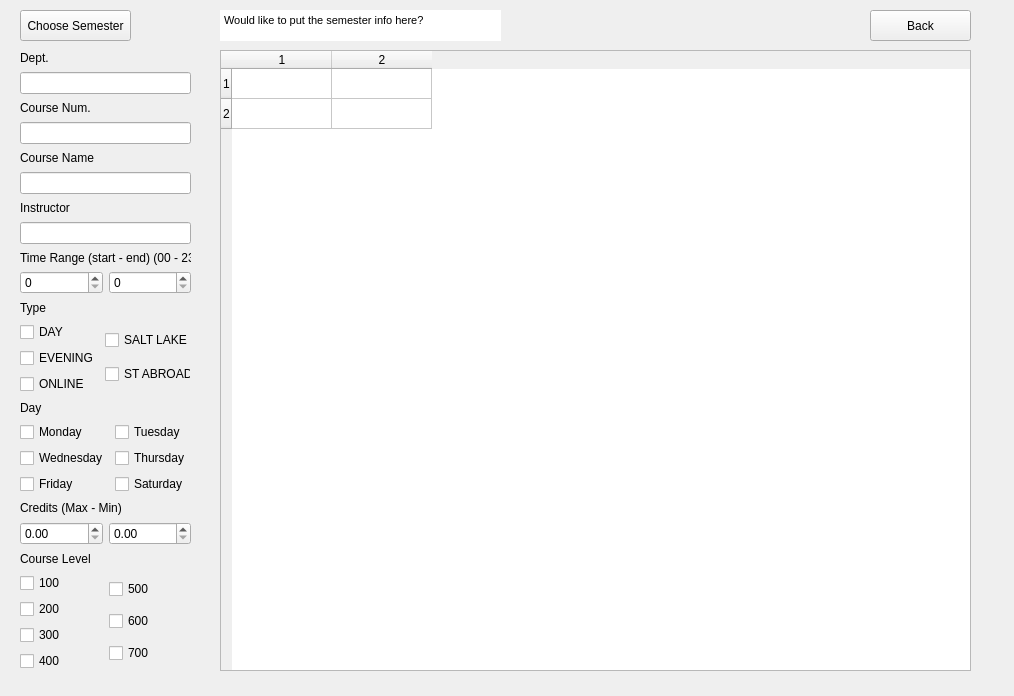
This is assets/full_ui_new.ui in rcxwhiz/mymap-access-test as Qt 5 draws it before an edit. The edited form follows.
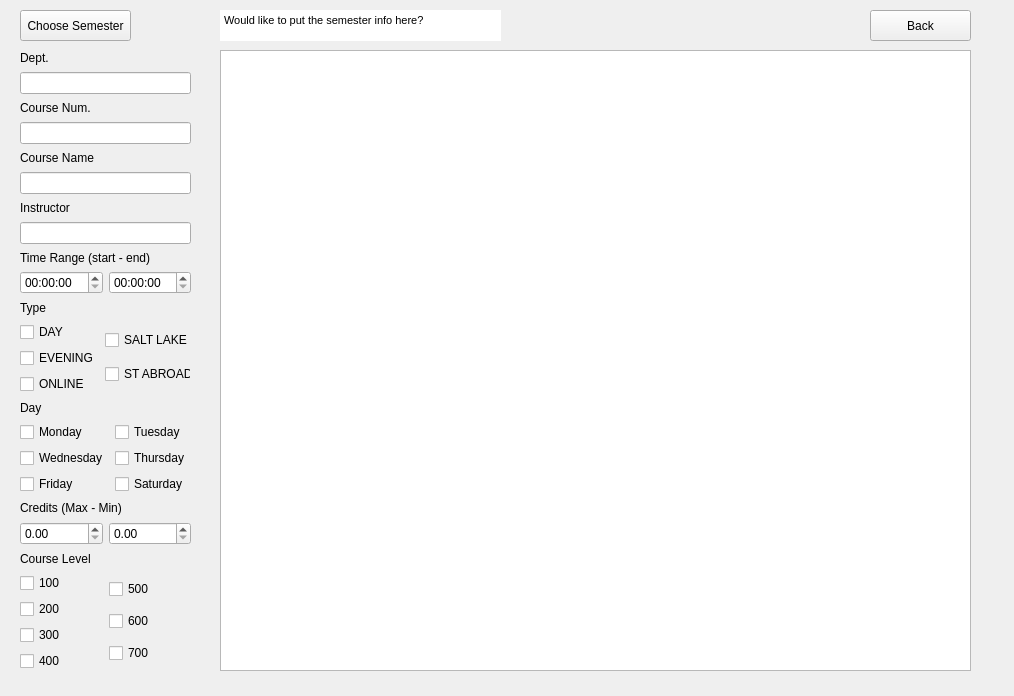
This is the edited form. The open tabs and pages were chosen to show the change.

The edit to the form file:
```diff
--- a/assets/full_ui_new.ui
+++ b/assets/full_ui_new.ui
@@ -42,16 +42,15 @@
       <property name="textElideMode">
        <enum>Qt::ElideLeft</enum>
       </property>
+      <property name="sortingEnabled">
+       <bool>true</bool>
+      </property>
       <property name="rowCount">
-       <number>2</number>
+       <number>0</number>
       </property>
       <property name="columnCount">
-       <number>2</number>
+       <number>0</number>
       </property>
-      <row/>
-      <row/>
-      <column/>
-      <column/>
      </widget>
      <widget class="QTextBrowser" name="semesterDisplay">
       <property name="geometry">
@@ -129,17 +128,17 @@
        <item>
         <widget class="QLabel" name="label_3">
          <property name="text">
-          <string>Time Range (start - end) (00 - 23)</string>
+          <string>Time Range (start - end)</string>
          </property>
         </widget>
        </item>
        <item>
         <layout class="QHBoxLayout" name="horizontalLayout_2">
          <item>
-          <widget class="QSpinBox" name="spinBox"/>
+          <widget class="QTimeEdit" name="timeEdit"/>
          </item>
          <item>
-          <widget class="QSpinBox" name="spinBox_2"/>
+          <widget class="QTimeEdit" name="timeEdit_2"/>
          </item>
         </layout>
        </item>
```
Left out of the diff: 18 changed lines with no effect on the pictures.
